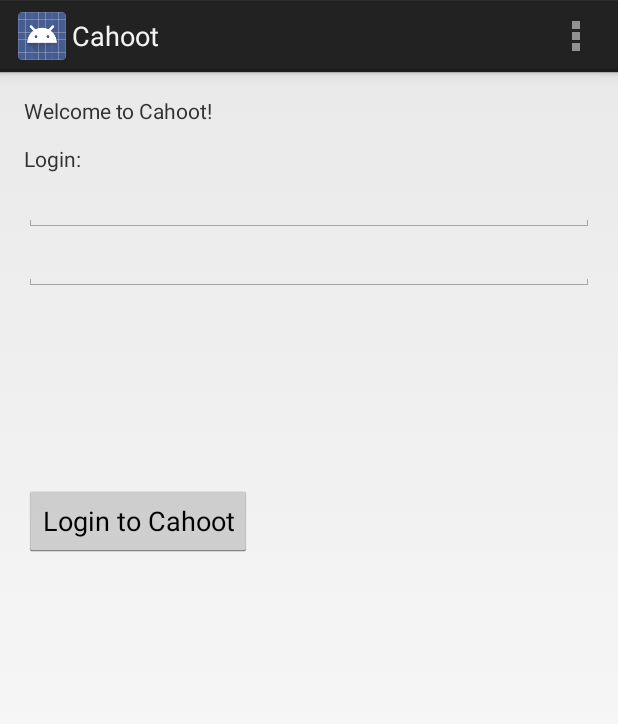
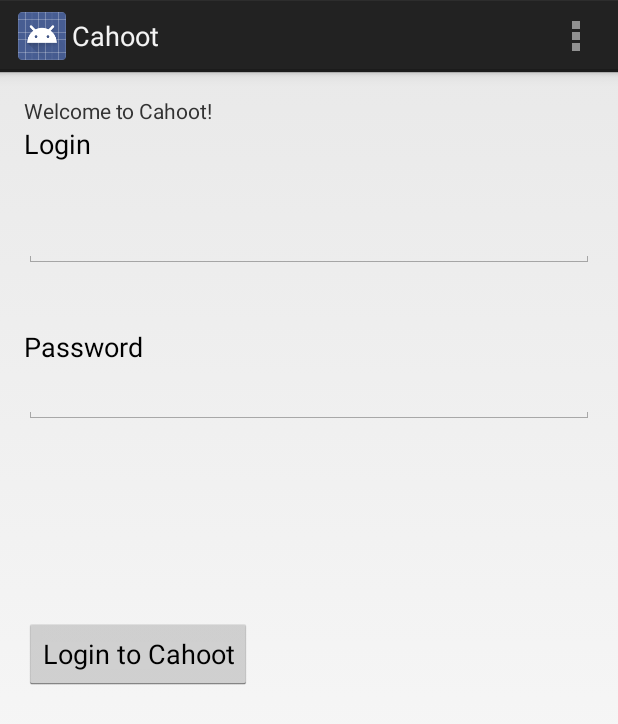
Before and after one commit to lrehmann/cahoot, an Android app: the screen it shows after launch (login), on a phone screen of 412 x 824 dp. Shown: the top 724 px of the screen. Run offline under Robolectric (Android 15) with nearby library versions, the phone set to English and light mode, and no system bars.

Commit message:
Changed login text

```diff
--- a/Cahoot-App/app/src/main/res/layout/activity_login.xml
+++ b/Cahoot-App/app/src/main/res/layout/activity_login.xml
@@ -9,7 +9,7 @@
     tools:context="com.example.lukerehmann.cahoot.login">
 
     <TextView
-        android:text="Welcome to Cahoot!\n\nLogin:"
+        android:text="Welcome to Cahoot!"
         android:layout_width="match_parent"
         android:layout_height="wrap_content"
         android:id="@+id/login" />
@@ -19,8 +19,11 @@
         android:layout_height="wrap_content"
         android:inputType="textEmailAddress"
         android:ems="10"
+        android:id="@+id/email"
         android:layout_below="@+id/login"
-        android:id="@+id/email" />
+        android:layout_alignParentLeft="true"
+        android:layout_alignParentStart="true"
+        android:layout_marginTop="56dp" />
 
     <EditText
         android:layout_width="match_parent"
@@ -28,9 +31,9 @@
         android:inputType="textPassword"
         android:ems="10"
         android:id="@+id/password"
-        android:layout_below="@+id/email"
-        android:layout_alignParentLeft="true"
-        android:layout_alignParentStart="true" />
+        android:layout_alignParentStart="true"
+        android:layout_below="@+id/passwordText"
+        android:layout_alignParentLeft="true" />
 
     <Button
         android:layout_width="wrap_content"
@@ -44,7 +47,26 @@
         android:onClick="LoginCahoot"
         />
 
+    <TextView
+        android:layout_width="wrap_content"
+        android:layout_height="wrap_content"
+        android:textAppearance="?android:attr/textAppearanceMedium"
+        android:text="Password"
+        android:id="@+id/passwordText"
+        android:layout_below="@+id/email"
+        android:layout_alignParentLeft="true"
+        android:layout_alignParentStart="true"
+        android:layout_marginTop="40dp" />
 
+    <TextView
+        android:layout_width="wrap_content"
+        android:layout_height="wrap_content"
+        android:textAppearance="?android:attr/textAppearanceMedium"
+        android:text="Login"
+        android:id="@+id/login_text"
+        android:layout_below="@+id/login"
+        android:layout_alignParentLeft="true"
+        android:layout_alignParentStart="true" />
 
 
 </RelativeLayout>
```
